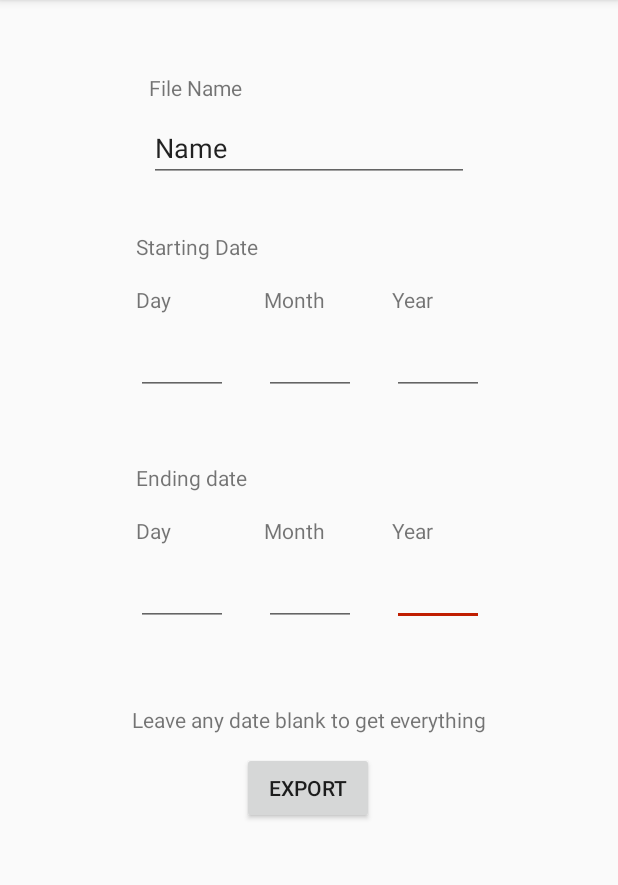
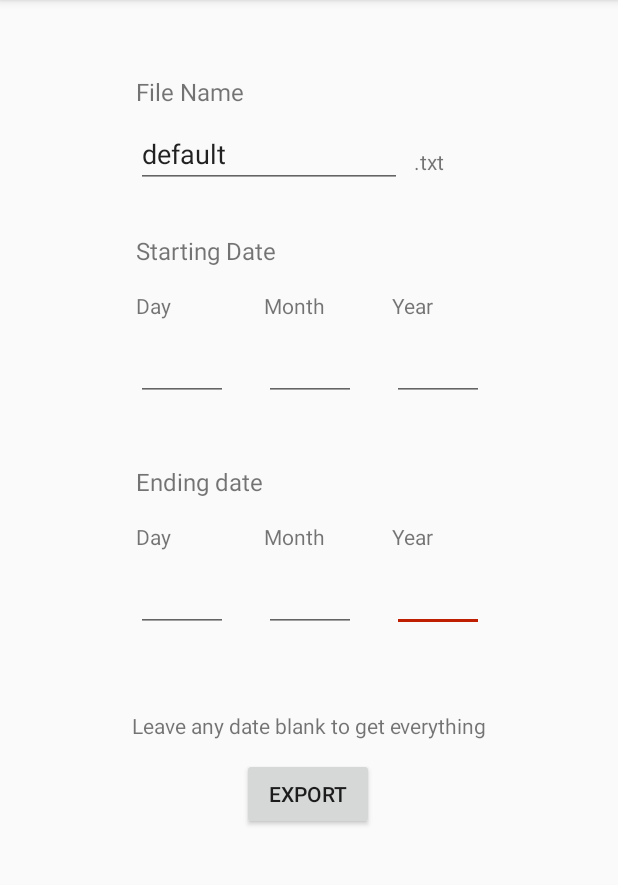
Before and after one commit to SauceMan8/Journalmatic, an Android app: the screen it shows after launch (SaveJournalInRange), in the options menu, after a tap on "Export", on a phone screen of 412 x 824 dp, the part 84-969 px from its top. Run offline under Robolectric (Android 15) with nearby library versions, the phone set to English and light mode, and no system bars; our stand-ins replace Volley.

Commit message:
Fixed bugs

```diff
--- a/app/src/main/java/com/sawyergehring/journalmatic/AutoEntry.java
+++ b/app/src/main/java/com/sawyergehring/journalmatic/AutoEntry.java
@@ -246,6 +246,7 @@ public class AutoEntry {
         ContentValues cv = new ContentValues();
         cv.put(JournalContract.JournalEntry.COLUMN_TEXT, content);
         cv.put(JournalContract.JournalEntry.COLUMN_DATE, getTodayDateAsString());
+        cv.put(JournalContract.JournalEntry.COLUMN_TIMESTAMP, Common.dateSort);
 
         DBOpenHelper dbHelper = new DBOpenHelper(appContext);
         SQLiteDatabase mDatabase = dbHelper.getWritableDatabase();
--- a/app/src/main/java/com/sawyergehring/journalmatic/Common/Common.java
+++ b/app/src/main/java/com/sawyergehring/journalmatic/Common/Common.java
@@ -28,5 +28,6 @@ public class Common {
     public static final int GET_STORAGE_PERMISSIONS_REQUEST = 3;
     public static SharedPreferences defaultPreferences;// Identifier for the permission request
     public static SQLiteDatabase mDatabase;
+    public static String dateSort;
 
 }
--- a/app/src/main/java/com/sawyergehring/journalmatic/DBOpenHelper.java
+++ b/app/src/main/java/com/sawyergehring/journalmatic/DBOpenHelper.java
@@ -11,7 +11,7 @@ public class DBOpenHelper extends SQLiteOpenHelper {
 
     //Constraints
     private static final String DATABASE_NAME = "journal.db";
-    private static final int DATABASE_VERSION = 9;
+    private static final int DATABASE_VERSION = 10;
 
     public DBOpenHelper(@Nullable Context context) {
         super(context, DATABASE_NAME, null, DATABASE_VERSION);
@@ -23,7 +23,7 @@ public class DBOpenHelper extends SQLiteOpenHelper {
                 JournalEntry.TABLE_NAME + " (" +
                 JournalEntry._ID + " INTEGER PRIMARY KEY AUTOINCREMENT, " +
                 JournalEntry.COLUMN_TEXT + " TEXT NOT NULL, " +
-                JournalEntry.COLUMN_TIMESTAMP + " TEXT DEFAULT CURRENT_TIMESTAMP," +
+                JournalEntry.COLUMN_TIMESTAMP + " TEXT," +
                 JournalEntry.COLUMN_DATE + " TEXT" +
                 ");";
 
--- a/app/src/main/java/com/sawyergehring/journalmatic/EditorActivity.java
+++ b/app/src/main/java/com/sawyergehring/journalmatic/EditorActivity.java
@@ -26,6 +26,7 @@ public class EditorActivity extends AppCompatActivity {
     private EditText editor;
     private SQLiteDatabase mDatabase;
     private String selectedDate;
+    private String dateSort;
     private String entryId;
     private Cursor mCursor;
     private Boolean isEdit = false;
@@ -40,6 +41,7 @@ public class EditorActivity extends AppCompatActivity {
 
         Intent intent = getIntent();
         selectedDate = intent.getStringExtra("selectedDate");
+        dateSort = intent.getStringExtra("dateSort");
         entryId = intent.getStringExtra("entryId");
 
         DBOpenHelper dbHelper = new DBOpenHelper(this);
@@ -164,6 +166,7 @@ public class EditorActivity extends AppCompatActivity {
         ContentValues cv = new ContentValues();
         cv.put(JournalContract.JournalEntry.COLUMN_TEXT, content);
         cv.put(JournalContract.JournalEntry.COLUMN_DATE, selectedDate);
+        cv.put(JournalContract.JournalEntry.COLUMN_TIMESTAMP, dateSort);
 
         return mDatabase.insert(JournalContract.JournalEntry.TABLE_NAME, null, cv);
     }
--- a/app/src/main/java/com/sawyergehring/journalmatic/Journalmatic.java
+++ b/app/src/main/java/com/sawyergehring/journalmatic/Journalmatic.java
@@ -77,13 +77,27 @@ public class Journalmatic extends Application {
         Toast.makeText(this, "Alarm created1" , Toast.LENGTH_SHORT).show();
         Intent intent = new Intent(this, NotificationReceiver.class);
 
+        String length = Common.defaultPreferences.getString("notification_feq", "Daily");
+        Integer multiple = 1;
+        switch (length) {
+            case "daily":
+                break;
+            case "weekly":
+                multiple = 7;
+                break;
+            case "monthly":
+                multiple = 30;
+                break;
+        }
+
+
         am = (AlarmManager) this.getSystemService(ALARM_SERVICE);
         pendingIntent = PendingIntent.getBroadcast(this, NotificationReceiver.REQUEST_CODE, intent, PendingIntent.FLAG_UPDATE_CURRENT);
 
         am.setInexactRepeating(
                 AlarmManager.ELAPSED_REALTIME_WAKEUP,
                 calendar.getTimeInMillis(),
-                AlarmManager.INTERVAL_DAY,
+                AlarmManager.INTERVAL_DAY * multiple,
                 pendingIntent);
 
     }
--- a/app/src/main/java/com/sawyergehring/journalmatic/NotificationReceiver.java
+++ b/app/src/main/java/com/sawyergehring/journalmatic/NotificationReceiver.java
@@ -7,6 +7,8 @@ import android.content.Context;
 import android.content.Intent;
 
 import androidx.core.app.NotificationCompat;
+
+import com.sawyergehring.journalmatic.Common.Common;
 
 import java.text.DateFormat;
 import java.util.Date;
@@ -42,6 +44,7 @@ public class NotificationReceiver extends BroadcastReceiver {
         Intent notificationIntent = new Intent(context, EditorActivity.class);
         notificationIntent.setFlags(Intent.FLAG_ACTIVITY_CLEAR_TOP);
         notificationIntent.putExtra("selectedDate", getTodayDateAsString());
+        notificationIntent.putExtra("dateSort", Common.dateSort);
 
         PendingIntent pendingIntent = PendingIntent.getActivity(context, 0,
                 notificationIntent, PendingIntent.FLAG_UPDATE_CURRENT);
--- a/app/src/main/res/layout/activity_save_journal_in_range.xml
+++ b/app/src/main/res/layout/activity_save_journal_in_range.xml
@@ -106,14 +106,13 @@
 
     <EditText
         android:id="@+id/name"
-        android:layout_width="wrap_content"
-        android:layout_height="wrap_content"
-        android:layout_marginTop="76dp"
+        android:layout_width="177dp"
+        android:layout_height="45dp"
+        android:layout_marginTop="80dp"
         android:ems="10"
-        android:inputType="textPersonName"
-        android:text="@string/name"
-        app:layout_constraintEnd_toEndOf="parent"
-        app:layout_constraintStart_toStartOf="parent"
+        android:text="@string/defaultFileName"
+        android:inputType="text"
+        app:layout_constraintStart_toStartOf="@+id/day1"
         app:layout_constraintTop_toTopOf="parent" />
 
     <TextView
@@ -121,6 +120,7 @@
         android:layout_width="wrap_content"
         android:layout_height="wrap_content"
         android:layout_marginBottom="8dp"
+        android:textSize="16sp"
         android:text="@string/file_name"
         app:layout_constraintBottom_toTopOf="@+id/name"
         app:layout_constraintStart_toStartOf="@+id/name" />
@@ -131,6 +131,7 @@
         android:layout_width="wrap_content"
         android:layout_height="wrap_content"
         android:layout_marginBottom="16dp"
+        android:textSize="16sp"
         android:text="@string/starting_date"
         app:layout_constraintBottom_toTopOf="@+id/textView5"
         app:layout_constraintStart_toStartOf="@+id/day1" />
@@ -140,6 +141,7 @@
         android:layout_width="wrap_content"
         android:layout_height="wrap_content"
         android:layout_marginBottom="16dp"
+        android:textSize="16sp"
         android:text="@string/ending_date"
         app:layout_constraintBottom_toTopOf="@+id/textView16"
         app:layout_constraintStart_toStartOf="@+id/textView16" />
@@ -213,5 +215,16 @@
         app:layout_constraintStart_toStartOf="parent"
         app:layout_constraintTop_toBottomOf="@+id/view3" />
 
+    <TextView
+        android:id="@+id/textView"
+        android:layout_width="wrap_content"
+        android:layout_height="wrap_content"
+        android:layout_marginStart="8dp"
+        android:layout_marginBottom="8dp"
+        android:text=".txt"
+        android:textSize="14sp"
+        app:layout_constraintBottom_toBottomOf="@+id/name"
+        app:layout_constraintStart_toEndOf="@+id/name" />
+
 
 </androidx.constraintlayout.widget.ConstraintLayout>
--- a/app/src/main/res/values/strings.xml
+++ b/app/src/main/res/values/strings.xml
@@ -60,4 +60,5 @@
     <string name="leave_blank">Leave any date blank to get everything</string>
     <string name="test_notification_and_generate">Test Notification and Generate</string>
     <string name="test">Test</string>
+    <string name="defaultFileName">default</string>
 </resources>
```
Also changed, not shown: app/src/main/java/com/sawyergehring/journalmatic/MainActivity.java (+10 -0 lines), app/src/main/java/com/sawyergehring/journalmatic/SaveJournalInRange.java (+10 -8 lines).
